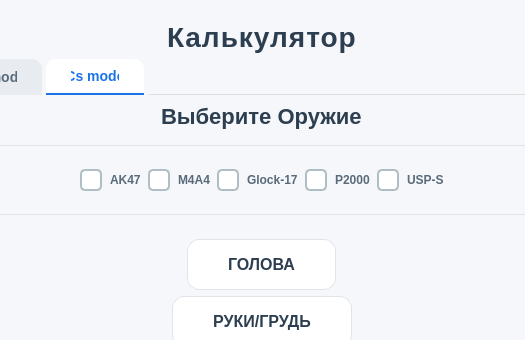
The window that templates/calc.ui (VANT00Z/Game-Helper) describes before a commit, drawn with Qt 5; both pictures show x 214 to 739 and y 0 to 340 of the 952 by 597 pixel window.
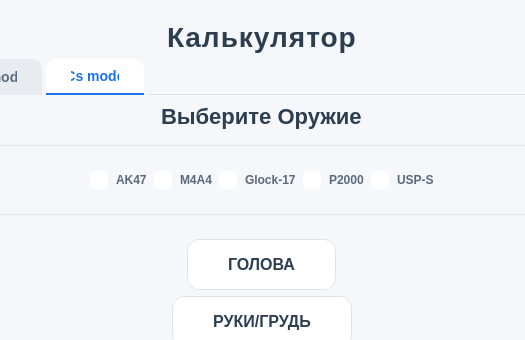
The same window after the commit.

Patch:
```diff
--- a/templates/calc.ui
+++ b/templates/calc.ui
@@ -1032,25 +1032,35 @@
                <item row="0" column="0">
                 <layout class="QGridLayout" name="gridLayout_9">
                  <item row="0" column="4">
-                  <widget class="QCheckBox" name="p2000Check">
-                   <property name="styleSheet">
+                                                                        <widget class="QCheckBox"
+                                                                            name="p2000Check">
+                                                                            <property
+                                                                                name="styleSheet">
                     <string notr="true">
-                     QCheckBox {
-                         color: #5a6a7a;
-                         font-weight: 500;
-                         spacing: 8px;
-                     }
-                     QCheckBox::indicator {
-                         width: 18px;
-                         height: 18px;
-                         border-radius: 5px;
-                         border: 2px solid #b0bec5;
-                         background: #ffffff;
-                     }
-                     QCheckBox::indicator:checked {
-                         background: #1a73e8;
-                         border-color: #1a73e8;
-                     }
+                                                                                    QCheckBox {
+                                                                                    color: #5a6a7a;
+                                                                                    font-weight:
+                                                                                    500;
+                                                                                    spacing: 8px;
+                                                                                    }
+                                                                                    QCheckBox::indicator
+                                                                                    {
+                                                                                    width: 18px;
+                                                                                    height: 18px;
+                                                                                    border-radius:
+                                                                                    5px;
+                                                                                    border: 2px
+                                                                                    solid #b0bec5;
+                                                                                    background:
+                                                                                    #ffffff;
+                                                                                    }
+                                                                                    QCheckBox::indicator:checked
+                                                                                    {
+                                                                                    background:
+                                                                                    #1a73e8;
+                                                                                    border-color:
+                                                                                    #1a73e8;
+                                                                                    }
                     </string>
                    </property>
                    <property name="text">
@@ -1072,25 +1082,35 @@
                   </spacer>
                  </item>
                  <item row="0" column="2">
-                  <widget class="QCheckBox" name="m4a4Check">
-                   <property name="styleSheet">
+                                                                        <widget class="QCheckBox"
+                                                                            name="m4a4Check">
+                                                                            <property
+                                                                                name="styleSheet">
                     <string notr="true">
-                     QCheckBox {
-                         color: #5a6a7a;
-                         font-weight: 500;
-                         spacing: 8px;
-                     }
-                     QCheckBox::indicator {
-                         width: 18px;
-                         height: 18px;
-                         border-radius: 5px;
-                         border: 2px solid #b0bec5;
-                         background: #ffffff;
-                     }
-                     QCheckBox::indicator:checked {
-                         background: #1a73e8;
-                         border-color: #1a73e8;
-                     }
+                                                                                    QCheckBox {
+                                                                                    color: #5a6a7a;
+                                                                                    font-weight:
+                                                                                    500;
+                                                                                    spacing: 8px;
+                                                                                    }
+                                                                                    QCheckBox::indicator
+                                                                                    {
+                                                                                    width: 18px;
+                                                                                    height: 18px;
+                                                                                    border-radius:
+                                                                                    5px;
+                                                                                    border: 2px
+                                                                                    solid #b0bec5;
+                                                                                    background:
+                                                                                    #ffffff;
+                                                                                    }
+                                                                                    QCheckBox::indicator:checked
+                                                                                    {
+                                                                                    background:
+                                                                                    #1a73e8;
+                                                                                    border-color:
+                                                                                    #1a73e8;
+                                                                                    }
                     </string>
                    </property>
                    <property name="text">
@@ -1112,25 +1132,35 @@
                   </spacer>
                  </item>
                  <item row="0" column="3">
-                  <widget class="QCheckBox" name="glockCheck">
-                   <property name="styleSheet">
+                                                                        <widget class="QCheckBox"
+                                                                            name="glockCheck">
+                                                                            <property
+                                                                                name="styleSheet">
                     <string notr="true">
-                     QCheckBox {
-                         color: #5a6a7a;
-                         font-weight: 500;
-                         spacing: 8px;
-                     }
-                     QCheckBox::indicator {
-                         width: 18px;
-                         height: 18px;
-                         border-radius: 5px;
-                         border: 2px solid #b0bec5;
-                         background: #ffffff;
-                     }
-                     QCheckBox::indicator:checked {
-                         background: #1a73e8;
-                         border-color: #1a73e8;
-                     }
+                                                                                    QCheckBox {
+                                                                                    color: #5a6a7a;
+                                                                                    font-weight:
+                                                                                    500;
+                                                                                    spacing: 8px;
+                                                                                    }
+                                                                                    QCheckBox::indicator
+                                                                                    {
+                                                                                    width: 18px;
+                                                                                    height: 18px;
+                                                                                    border-radius:
+                                                                                    5px;
+                                                                                    border: 2px
+                                                                                    solid #b0bec5;
+                                                                                    background:
+                                                                                    #ffffff;
+                                                                                    }
+                                                                                    QCheckBox::indicator:checked
+                                                                                    {
+                                                                                    background:
+                                                                                    #1a73e8;
+                                                                                    border-color:
+                                                                                    #1a73e8;
+                                                                                    }
                     </string>
                    </property>
                    <property name="text">
@@ -1139,25 +1169,35 @@
                   </widget>
                  </item>
                  <item row="0" column="1">
-                  <widget class="QCheckBox" name="akCheck">
-                   <property name="styleSheet">
+                                                                        <widget class="QCheckBox"
+                                                                            name="akCheck">
+                                                                            <property
+                                                                                name="styleSheet">
                     <string notr="true">
-                     QCheckBox {
-                         color: #5a6a7a;
-                         font-weight: 500;
-                         spacing: 8px;
-                     }
-                     QCheckBox::indicator {
-                         width: 18px;
-                         height: 18px;
-                         border-radius: 5px;
-                         border: 2px solid #b0bec5;
-                         background: #ffffff;
-                     }
-                     QCheckBox::indicator:checked {
-                         background: #1a73e8;
-                         border-color: #1a73e8;
-                     }
+                                                                                    QCheckBox {
+                                                                                    color: #5a6a7a;
+                                                                                    font-weight:
+                                                                                    500;
+                                                                                    spacing: 8px;
+                                                                                    }
+                                                                                    QCheckBox::indicator
+                                                                                    {
+                                                                                    width: 18px;
+                                                                                    height: 18px;
+                                                                                    border-radius:
+                                                                                    5px;
+                                                                                    border: 2px
+                                                                                    solid #b0bec5;
+                                                                                    background:
+                                                                                    #ffffff;
+                                                                                    }
+                                                                                    QCheckBox::indicator:checked
+                                                                                    {
+                                                                                    background:
+                                                                                    #1a73e8;
+                                                                                    border-color:
+                                                                                    #1a73e8;
+                                                                                    }
                     </string>
                    </property>
                    <property name="text">
@@ -1166,25 +1206,35 @@
                   </widget>
                  </item>
                  <item row="0" column="5">
-                  <widget class="QCheckBox" name="uspCheck">
-                   <property name="styleSheet">
+                                                                        <widget class="QCheckBox"
+                                                                            name="uspCheck">
+                                                                            <property
+                                                                                name="styleSheet">
                     <string notr="true">
-                     QCheckBox {
-                         color: #5a6a7a;
-                         font-weight: 500;
-                         spacing: 8px;
-                     }
-                     QCheckBox::indicator {
-                         width: 18px;
-                         height: 18px;
-                         border-radius: 5px;
-                         border: 2px solid #b0bec5;
-                         background: #ffffff;
-                     }
-                     QCheckBox::indicator:checked {
-                         background: #1a73e8;
-                         border-color: #1a73e8;
-                     }
+                                                                                    QCheckBox {
+                                                                                    color: #5a6a7a;
+                                                                                    font-weight:
+                                                                                    500;
+                                                                                    spacing: 8px;
+                                                                                    }
+                                                                                    QCheckBox::indicator
+                                                                                    {
+                                                                                    width: 18px;
+                                                                                    height: 18px;
+                                                                                    border-radius:
+                                                                                    5px;
+                                                                                    border: 2px
+                                                                                    solid #b0bec5;
+                                                                                    background:
+                                                                                    #ffffff;
+                                                                                    }
+                                                                                    QCheckBox::indicator:checked
+                                                                                    {
+                                                                                    background:
+                                                                                    #1a73e8;
+                                                                                    border-color:
+                                                                                    #1a73e8;
+                                                                                    }
                     </string>
                    </property>
                    <property name="text">
```
Left out of the diff: 946 changed lines with no effect on the pictures. Lines whose indentation alone changed are shown as unchanged.
